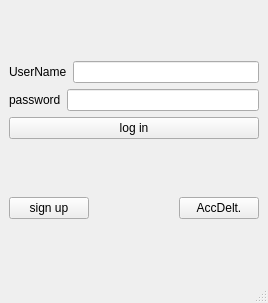
Old version of the form tcpClient/mainwindow.ui in the repository dumeo/QtNetdisk.
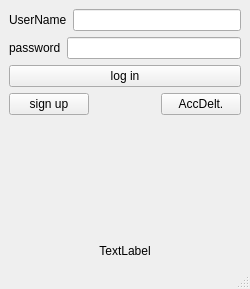
New version of the form.

Patch:
```diff
--- a/tcpClient/mainwindow.ui
+++ b/tcpClient/mainwindow.ui
@@ -6,15 +6,15 @@
    <rect>
     <x>0</x>
     <y>0</y>
-    <width>268</width>
-    <height>303</height>
+    <width>250</width>
+    <height>289</height>
    </rect>
   </property>
   <property name="windowTitle">
    <string>MainWindow</string>
   </property>
   <widget class="QWidget" name="centralwidget">
-   <layout class="QHBoxLayout" name="horizontalLayout_4">
+   <layout class="QVBoxLayout" name="verticalLayout_4">
     <item>
      <layout class="QVBoxLayout" name="verticalLayout_3">
       <item>
@@ -97,6 +97,29 @@
       </item>
      </layout>
     </item>
+    <item>
+     <spacer name="verticalSpacer">
+      <property name="orientation">
+       <enum>Qt::Vertical</enum>
+      </property>
+      <property name="sizeHint" stdset="0">
+       <size>
+        <width>20</width>
+        <height>65</height>
+       </size>
+      </property>
+     </spacer>
+    </item>
+    <item>
+     <widget class="QLabel" name="connectionStatus_lb">
+      <property name="text">
+       <string>TextLabel</string>
+      </property>
+      <property name="alignment">
+       <set>Qt::AlignCenter</set>
+      </property>
+     </widget>
+    </item>
    </layout>
   </widget>
   <widget class="QMenuBar" name="menubar">
```
Left out of the diff: 2 changed lines with no effect on the pictures.
